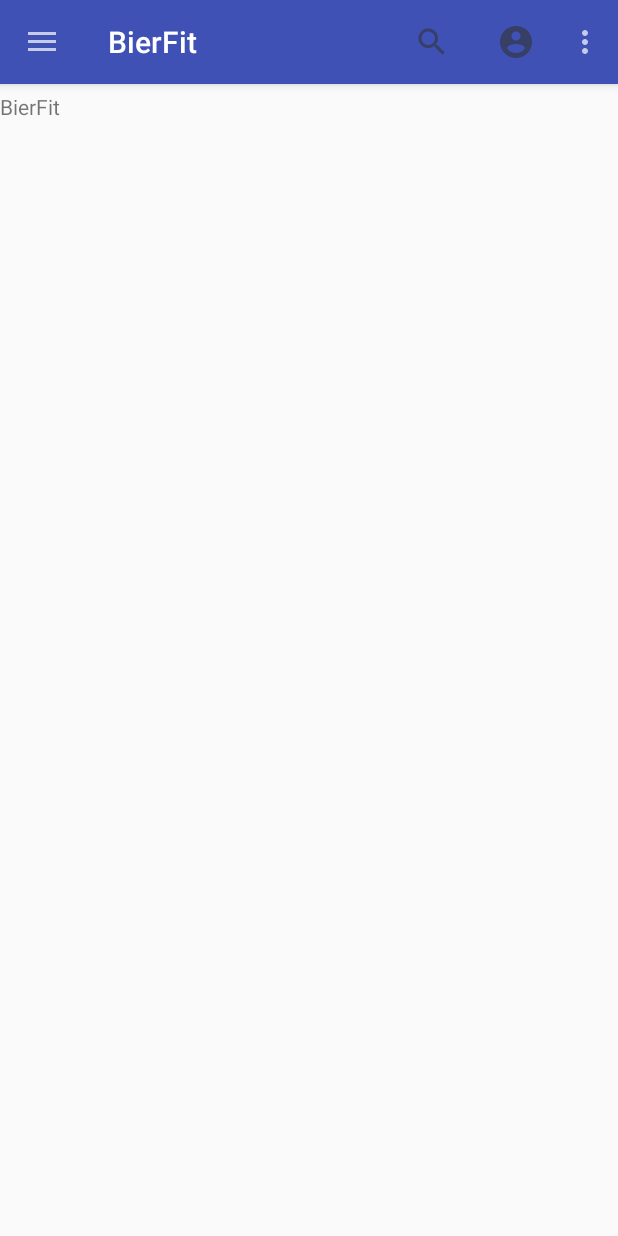
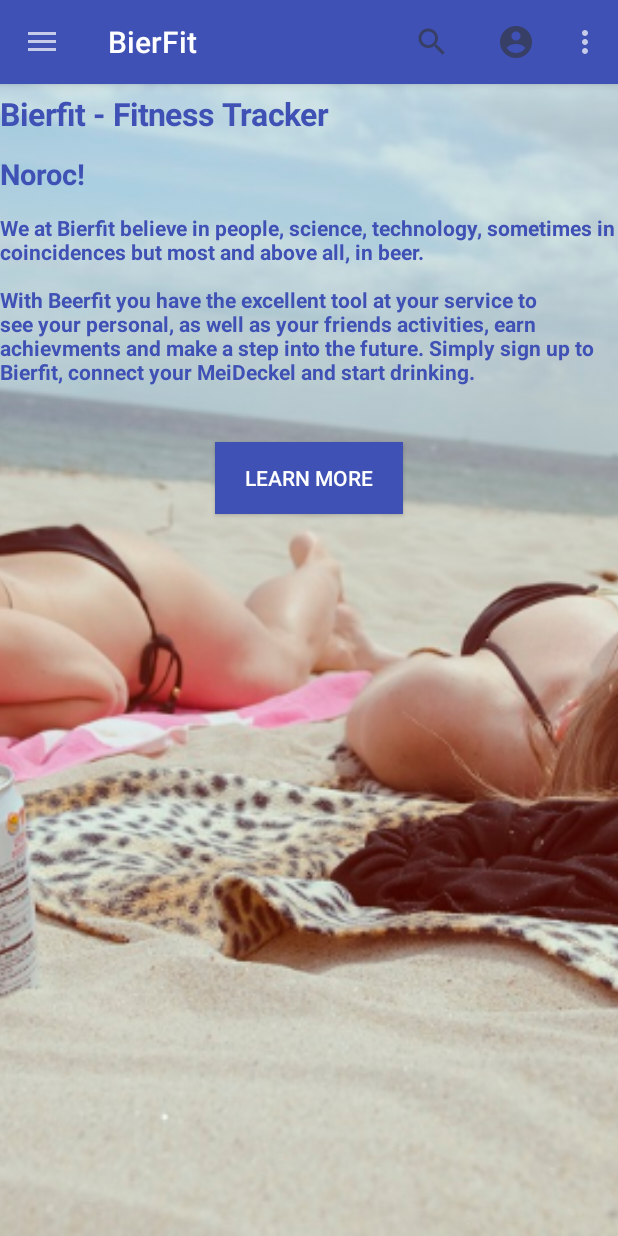
Before and after one commit to unused/bierfit, an Android app: the screen it shows after launch (MainActivity), on a phone screen of 412 x 824 dp. Run offline under Robolectric (Android 15) with nearby library versions, the phone set to English and light mode, and no system bars.

Commit message:
added description
added same description like on the home + button for github

```diff
--- a/android/myBierFit/app/src/main/java/bierfit/mybierfit/MainActivity.java
+++ b/android/myBierFit/app/src/main/java/bierfit/mybierfit/MainActivity.java
@@ -1,5 +1,7 @@
 package bierfit.mybierfit;
 
+import android.content.Intent;
+import android.net.Uri;
 import android.support.design.widget.NavigationView;
 import android.support.v4.view.GravityCompat;
 import android.support.v4.widget.DrawerLayout;
@@ -7,9 +9,12 @@
 import android.support.v7.app.AppCompatActivity;
 import android.os.Bundle;
 import android.support.v7.widget.Toolbar;
+import android.text.Html;
 import android.view.Menu;
 import android.view.MenuItem;
 import android.view.View;
+import android.widget.Button;
+import android.widget.TextView;
 import android.widget.Toast;
 
 public class MainActivity extends AppCompatActivity {
@@ -27,6 +32,8 @@
         toolbar = (Toolbar) findViewById(R.id.tool_bar);
         // Setting toolbar as the ActionBar with setSupportActionBar() call
         setSupportActionBar(toolbar);
+
+
 
         //Initializing NavigationView
         navigationView = (NavigationView) findViewById(R.id.navigation_view);
@@ -86,6 +93,46 @@
         //calling sync state is necessay or else your hamburger icon wont show up
         actionBarDrawerToggle.syncState();
 
+        TextView description = (TextView) findViewById(R.id.description);
+        description.setText(Html.fromHtml("<body>" +
+                "<h1>Bierfit - Fitness Tracker</h1>\n" +
+                "\n" +
+                "  <div class=\"jumbotron row\">\n" +
+                "\n" +
+                "  <div class=\"col-md-6 text-justify\">\n" +
+                "    <h2>Noroc!</h2>\n" +
+                "    <p>\n" +
+                "      We at Bierfit believe in people, science, technology, sometimes in\n" +
+                "      coincidences but most and above all, in beer.\n" +
+                "    </p>\n" +
+                "    <p>\n" +
+                "      With Beerfit you have the excellent tool at your service to see your\n" +
+                "      personal, as well as your friends activities, earn achievments and make a\n" +
+                "      step into the future. Simply sign up to Bierfit, connect your MeiDeckel and\n" +
+                "      start drinking.\n" +
+                "    </p>\n" +
+                "       \n" +
+                "  </div>\n" +
+                "</div>\n" +
+                "</body>"));
+        //description.setTextColor(R.color.black);
+
+        /**
+         * Buttons
+         */
+
+        Button button = (Button) findViewById(R.id.button_learnmore);
+        button.setOnClickListener(new View.OnClickListener() {
+            public void onClick(View v) {
+                Toast.makeText(getApplicationContext(), "Open GitHub", Toast.LENGTH_SHORT).show();
+
+                String url = "https://github.com/unused/bierfit";
+                Intent i = new Intent(Intent.ACTION_VIEW);
+                i.setData(Uri.parse(url));
+                startActivity(i);
+
+            }
+        });
 
     }
 
@@ -120,4 +167,6 @@
         return super.onOptionsItemSelected(item);
     }
 
+
+
 }
--- a/android/myBierFit/app/src/main/res/layout/activity_main.xml
+++ b/android/myBierFit/app/src/main/res/layout/activity_main.xml
@@ -13,16 +13,42 @@
         android:layout_height="match_parent"
         android:orientation="vertical">
 
+        <ImageView
+            android:layout_width="match_parent"
+            android:layout_height="match_parent"
+            android:layout_centerInParent="true"
+            android:scaleType="centerCrop"
+            android:src="@drawable/background_720p"
+            android:alpha="127"/>
+
         <include
         android:id="@+id/tool_bar"
         layout="@layout/tool_bar" />
 
         <TextView
+            android:id="@+id/description"
             android:layout_below="@+id/tool_bar"
             android:layout_width="wrap_content"
             android:layout_height="wrap_content"
             android:layout_marginTop="@dimen/TextDimTop"
-            android:text="@string/app_name" />
+            android:text="@string/description"
+            android:textColor="@color/colorPrimary"
+            android:textStyle="bold"/>
+
+        <Button
+            android:id="@+id/button_learnmore"
+            android:layout_height="wrap_content"
+            android:layout_width="wrap_content"
+            android:text="@string/lernmore"
+            android:onClick="learnMore"
+            android:layout_below="@+id/description"
+            android:background="@color/colorPrimary"
+            android:textColor="#FFFFFF"
+            android:layout_marginTop="@dimen/TextDimTop"
+            android:paddingLeft="20dp"
+            android:paddingRight="20dp"
+            android:layout_centerInParent="true"/>
+
 
         <FrameLayout
             android:id="@+id/frame"
--- a/android/myBierFit/app/src/main/res/values/colors.xml
+++ b/android/myBierFit/app/src/main/res/values/colors.xml
@@ -3,4 +3,5 @@
     <color name="colorPrimary">#3F51B5</color>
     <color name="colorPrimaryDark">#303F9F</color>
     <color name="colorAccent">#FF4081</color>
+    <color name="black">#000000</color>
 </resources>
--- a/android/myBierFit/app/src/main/res/values/strings.xml
+++ b/android/myBierFit/app/src/main/res/values/strings.xml
@@ -6,4 +6,6 @@
     <string name="user_email">hugo@student.tugraz.at</string>
     <string name="openDrawer">open drawer</string>
     <string name="closeDrawer">close drawer</string>
+    <string name="description">Noroc!</string>
+    <string name="lernmore">learn more</string>
 </resources>
```
Also changed, not shown: android/myBierFit/app/src/main/ic_background-web.png (added), android/myBierFit/app/src/main/ic_beach-web.png (added), android/myBierFit/app/src/main/res/drawable-xhdpi/background_720p.jpg (added), android/myBierFit/app/src/main/res/mipmap-hdpi/ic_beach.png (added), android/myBierFit/app/src/main/res/mipmap-mdpi/ic_beach.png (added), android/myBierFit/app/src/main/res/mipmap-xhdpi/ic_beach.png (added), android/myBierFit/app/src/main/res/mipmap-xxhdpi/ic_beach.png (added), android/myBierFit/app/src/main/res/mipmap-xxxhdpi/ic_beach.png (added).
